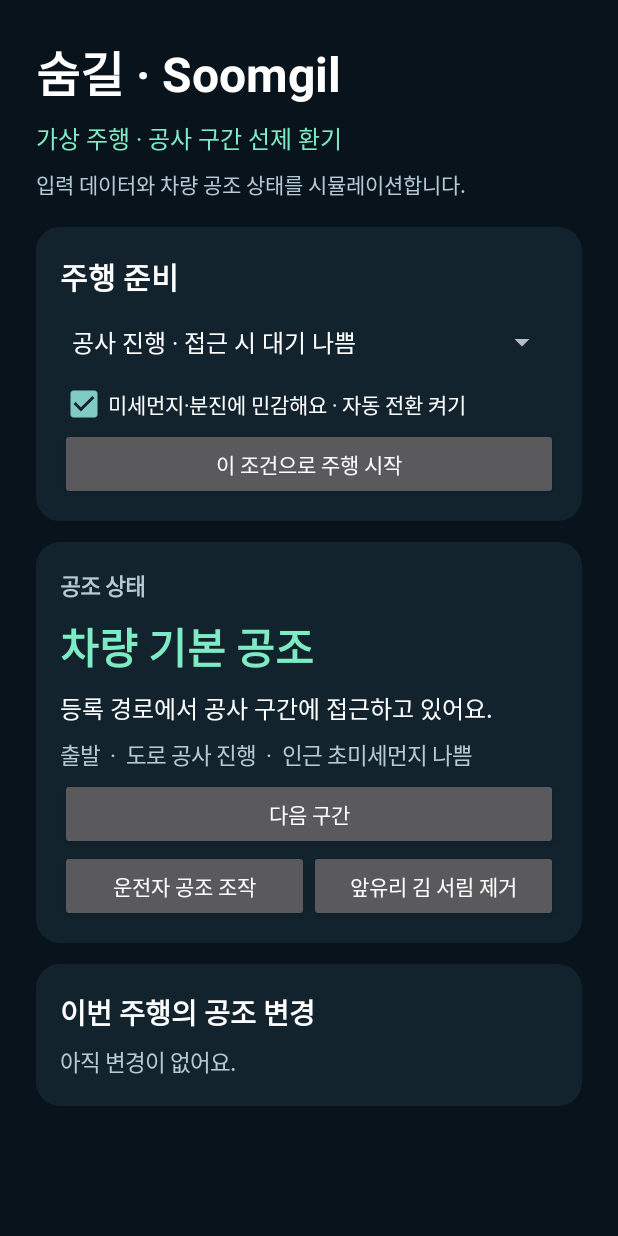
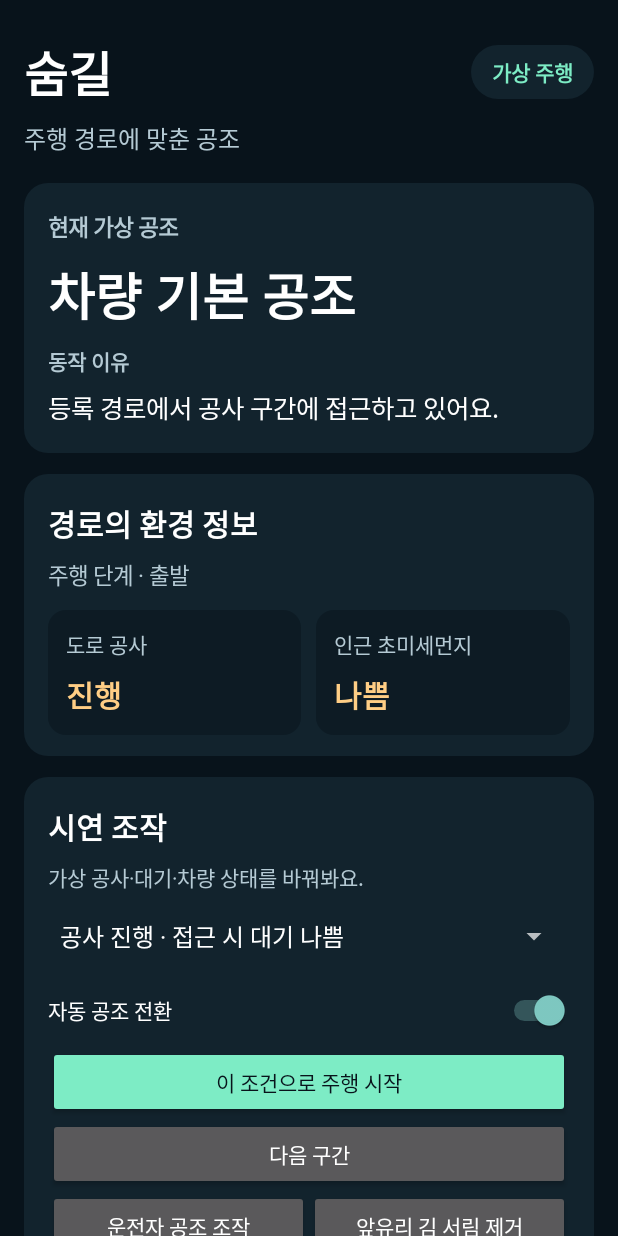
Before and after one commit to minsukim657/soomgil, an Android app: the screen it shows after launch (MainActivity), after a tap on "이 조건으로 주행 시작", on a phone screen of 412 x 824 dp. Run offline under Robolectric (Android 15) with nearby library versions, the phone set to English and light mode, and no system bars; 1 other tap on this screen came first.

Commit message:
Show Soomgil climate status and route conditions together

```diff
--- a/app/src/main/java/kr/carecabin/demo/MainActivity.java
+++ b/app/src/main/java/kr/carecabin/demo/MainActivity.java
@@ -1,6 +1,7 @@
 package kr.carecabin.demo;
 
 import android.app.Activity;
+import android.content.res.ColorStateList;
 import android.graphics.Color;
 import android.graphics.Typeface;
 import android.graphics.drawable.GradientDrawable;
@@ -9,10 +10,10 @@ import android.view.View;
 import android.view.ViewGroup;
 import android.widget.ArrayAdapter;
 import android.widget.Button;
-import android.widget.CheckBox;
 import android.widget.LinearLayout;
 import android.widget.ScrollView;
 import android.widget.Spinner;
+import android.widget.Switch;
 import android.widget.TextView;
 
 import java.util.ArrayDeque;
@@ -20,9 +21,12 @@ import java.util.ArrayDeque;
 import static kr.carecabin.demo.VentilationPolicy.*;
 
 public final class MainActivity extends Activity {
+    private static final int BACKGROUND = Color.rgb(8, 19, 27);
     private static final int SURFACE = Color.rgb(18, 35, 45);
+    private static final int INSET = Color.rgb(13, 27, 36);
     private static final int MINT = Color.rgb(125, 236, 197);
     private static final int MUTED = Color.rgb(181, 202, 212);
+    private static final int AMBER = Color.rgb(255, 206, 133);
     private static final String[] STAGES = {"출발", "공사 구간 진입 전", "공사 구간 통과 중", "구간 통과 후"};
     private static final long[] STEP_TIMES = {0, 10, 20, 30};
 
@@ -51,10 +55,12 @@ public final class MainActivity extends Activity {
     private boolean timedOut;
 
     private Spinner scenario;
-    private CheckBox enabled;
+    private Switch enabled;
     private TextView mode;
     private TextView status;
     private TextView route;
+    private TextView workValue;
+    private TextView airValue;
     private TextView log;
     private Button next;
     private Button manual;
@@ -63,42 +69,77 @@ public final class MainActivity extends Activity {
     @Override
     public void onCreate(Bundle savedInstanceState) {
         super.onCreate(savedInstanceState);
+        boolean wide = getResources().getConfiguration().screenWidthDp >= 760;
         ScrollView scroll = new ScrollView(this);
         scroll.setFillViewport(true);
-        scroll.setBackgroundColor(Color.rgb(8, 19, 27));
+        scroll.setBackgroundColor(BACKGROUND);
         LinearLayout root = new LinearLayout(this);
         root.setOrientation(LinearLayout.VERTICAL);
-        root.setPadding(dp(24), dp(20), dp(24), dp(20));
+        root.setPadding(dp(wide ? 28 : 16), dp(20), dp(wide ? 28 : 16), dp(20));
         scroll.addView(root);
         setContentView(scroll);
 
-        addText(root, "숨길 · Soomgil", 32, Color.WHITE, true);
-        addText(root, "가상 주행 · 공사 구간 선제 환기", 16, MINT, false);
-        addText(root, "입력 데이터와 차량 공조 상태를 시뮬레이션합니다.", 14, MUTED, false);
+        LinearLayout header = new LinearLayout(this);
+        header.setGravity(android.view.Gravity.CENTER_VERTICAL);
+        root.addView(header, new LinearLayout.LayoutParams(-1, -2));
+        TextView title = addText(header, "숨길", 32, Color.WHITE, true);
+        title.setLayoutParams(new LinearLayout.LayoutParams(0, -2, 1));
+        TextView demo = addText(header, "가상 주행", 14, MINT, true);
+        demo.setBackground(surface(SURFACE, 20));
+        demo.setPadding(dp(14), dp(7), dp(14), dp(7));
+        addText(root, "주행 경로에 맞춘 공조", 16, MUTED, false);
 
-        LinearLayout settings = panel(root);
-        addText(settings, "주행 준비", 20, Color.WHITE, true);
+        LinearLayout columns = new LinearLayout(this);
+        columns.setOrientation(wide ? LinearLayout.HORIZONTAL : LinearLayout.VERTICAL);
+        root.addView(columns, new LinearLayout.LayoutParams(-1, -2));
+        LinearLayout overview = new LinearLayout(this);
+        overview.setOrientation(LinearLayout.VERTICAL);
+        LinearLayout side = new LinearLayout(this);
+        side.setOrientation(LinearLayout.VERTICAL);
+        columns.addView(overview, wide ? new LinearLayout.LayoutParams(0, -2, 3)
+                : new LinearLayout.LayoutParams(-1, -2));
+        LinearLayout.LayoutParams sideLayout = wide ? new LinearLayout.LayoutParams(0, -2, 2)
+                : new LinearLayout.LayoutParams(-1, -2);
+        if (wide) sideLayout.setMarginStart(dp(16));
+        columns.addView(side, sideLayout);
+
+        LinearLayout dashboard = panel(overview);
+        addText(dashboard, "현재 가상 공조", 15, MUTED, true);
+        mode = addText(dashboard, "차량 기본 공조", 34, Color.WHITE, true);
+        mode.setAccessibilityLiveRegion(View.ACCESSIBILITY_LIVE_REGION_POLITE);
+        addText(dashboard, "동작 이유", 14, MUTED, true);
+        status = addText(dashboard, "시연을 시작하면 공조 판단이 표시돼요.", 17, Color.WHITE, false);
+
+        LinearLayout environment = panel(overview);
+        addText(environment, "경로의 환경 정보", 20, Color.WHITE, true);
+        route = addText(environment, "주행 시작 전", 15, MUTED, false);
+        LinearLayout metrics = new LinearLayout(this);
+        environment.addView(metrics, new LinearLayout.LayoutParams(-1, -2));
+        workValue = addMetric(metrics, "도로 공사", false);
+        airValue = addMetric(metrics, "인근 초미세먼지", true);
+
+        LinearLayout settings = panel(side);
+        addText(settings, "시연 조작", 20, Color.WHITE, true);
+        addText(settings, "가상 공사·대기·차량 상태를 바꿔봐요.", 14, MUTED, false);
         scenario = new Spinner(this);
         ArrayAdapter<Scenario> options = new ArrayAdapter<>(this, android.R.layout.simple_spinner_item, SCENARIOS);
         options.setDropDownViewResource(android.R.layout.simple_spinner_dropdown_item);
         scenario.setAdapter(options);
         scenario.setContentDescription("시연 조건 선택");
         settings.addView(scenario, new LinearLayout.LayoutParams(ViewGroup.LayoutParams.MATCH_PARENT, dp(50)));
-        enabled = new CheckBox(this);
-        enabled.setText("미세먼지·분진에 민감해요 · 자동 전환 켜기");
+        enabled = new Switch(this);
+        enabled.setText("자동 공조 전환");
         enabled.setChecked(true);
-        settings.addView(enabled);
-        addButton(settings, "이 조건으로 주행 시작", view -> startTrip());
+        enabled.setMinHeight(dp(48));
+        settings.addView(enabled, new LinearLayout.LayoutParams(-1, -2));
+        Button start = addButton(settings, "이 조건으로 주행 시작", view -> startTrip());
+        start.setBackgroundTintList(ColorStateList.valueOf(MINT));
+        start.setTextColor(BACKGROUND);
 
-        LinearLayout dashboard = panel(root);
-        addText(dashboard, "공조 상태", 15, MUTED, true);
-        mode = addText(dashboard, "차량 기본 공조", 28, MINT, true);
-        status = addText(dashboard, "주행을 시작하면 경로와 공조 상태가 표시돼요.", 16, Color.WHITE, false);
-        route = addText(dashboard, "등록 경로 · 집 → 도로 공사 구간 → 목적지", 15, MUTED, false);
-        next = addButton(dashboard, "다음 구간", view -> advance());
+        next = addButton(settings, "다음 구간", view -> advance());
         LinearLayout controls = new LinearLayout(this);
         controls.setOrientation(LinearLayout.HORIZONTAL);
-        dashboard.addView(controls);
+        settings.addView(controls);
         manual = addButton(controls, "운전자 공조 조작", view -> {
             driverIntervened = true;
             update();
@@ -108,8 +149,8 @@ public final class MainActivity extends Activity {
             update();
         });
 
-        LinearLayout changes = panel(root);
-        addText(changes, "이번 주행의 공조 변경", 19, Color.WHITE, true);
+        LinearLayout changes = panel(side);
+        addText(changes, "가상 주행 기록", 19, Color.WHITE, true);
         log = addText(changes, "아직 변경이 없어요.", 15, MUTED, false);
         enabled.setOnCheckedChangeListener((button, checked) -> {
             if (started) update();
@@ -162,14 +203,21 @@ public final class MainActivity extends Activity {
             case NONE -> { }
         }
 
-        mode.setText(recirculating ? "내기순환 작동" : "차량 기본 공조");
+        renderDashboard(trip.work(), air);
+        log.setText(history.isEmpty() ? "아직 변경이 없어요." : String.join("\n", history));
+        updateButtons();
+    }
+
+    private void renderDashboard(Work work, Air air) {
+        mode.setText(recirculating ? "내기순환 중" : "차량 기본 공조");
+        mode.setTextColor(recirculating ? MINT : Color.WHITE);
         if (defrost || driverIntervened || timedOut) {
             status.setText(priorityReason());
         } else if (!enabled.isChecked()) {
             status.setText("자동 전환이 꺼져 있어요.");
-        } else if (trip.work() == Work.ENDED) {
+        } else if (work == Work.ENDED) {
             status.setText("공사 종료 정보가 확인됐어요. 차량 기본 공조를 유지해요.");
-        } else if (trip.work() == Work.UNKNOWN || air == Air.UNKNOWN) {
+        } else if (work == Work.UNKNOWN || air == Air.UNKNOWN) {
             status.setText("환경 정보를 확인할 수 없어 차량 기본 공조를 유지해요.");
         } else if (stage == 3 && recirculating) {
             status.setText("주변 측정소 대기 정보가 ‘나쁨’이에요. 외기 재개를 잠시 보류해요.");
@@ -183,7 +231,7 @@ public final class MainActivity extends Activity {
         } else {
             status.setText("등록 경로에서 공사 구간에 접근하고 있어요.");
         }
-        String workLabel = switch (trip.work()) {
+        String workLabel = switch (work) {
             case ACTIVE -> "진행";
             case ENDED -> "종료";
             case UNKNOWN -> "확인 불가";
@@ -193,9 +241,11 @@ public final class MainActivity extends Activity {
             case POOR -> "나쁨";
             case UNKNOWN -> "확인 불가";
         };
-        route.setText(STAGES[stage] + "  ·  도로 공사 " + workLabel + "  ·  인근 초미세먼지 " + airLabel);
-        log.setText(history.isEmpty() ? "아직 변경이 없어요." : String.join("\n", history));
-        updateButtons();
+        route.setText("주행 단계 · " + STAGES[stage]);
+        workValue.setText(workLabel);
+        workValue.setTextColor(work == Work.ACTIVE ? AMBER : Color.WHITE);
+        airValue.setText(airLabel);
+        airValue.setTextColor(air == Air.POOR ? AMBER : Color.WHITE);
     }
 
     private String priorityReason() {
@@ -219,14 +269,31 @@ public final class MainActivity extends Activity {
         LinearLayout box = new LinearLayout(this);
         box.setOrientation(LinearLayout.VERTICAL);
         box.setPadding(dp(16), dp(14), dp(16), dp(14));
-        GradientDrawable background = new GradientDrawable();
-        background.setColor(SURFACE);
-        background.setCornerRadius(dp(16));
-        box.setBackground(background);
+        box.setBackground(surface(SURFACE, 16));
         LinearLayout.LayoutParams layout = new LinearLayout.LayoutParams(-1, -2);
         layout.topMargin = dp(14);
         parent.addView(box, layout);
         return box;
+    }
+
+    private TextView addMetric(LinearLayout parent, String label, boolean second) {
+        LinearLayout tile = new LinearLayout(this);
+        tile.setOrientation(LinearLayout.VERTICAL);
+        tile.setBackground(surface(INSET, 12));
+        tile.setPadding(dp(12), dp(8), dp(12), dp(8));
+        LinearLayout.LayoutParams layout = new LinearLayout.LayoutParams(0, -2, 1);
+        layout.topMargin = dp(8);
+        if (second) layout.setMarginStart(dp(10));
+        parent.addView(tile, layout);
+        addText(tile, label, 14, MUTED, false);
+        return addText(tile, "—", 20, Color.WHITE, true);
+    }
+
+    private GradientDrawable surface(int color, int radius) {
+        GradientDrawable background = new GradientDrawable();
+        background.setColor(color);
+        background.setCornerRadius(dp(radius));
+        return background;
     }
 
     private TextView addText(LinearLayout parent, String value, int size, int color, boolean bold) {
```
